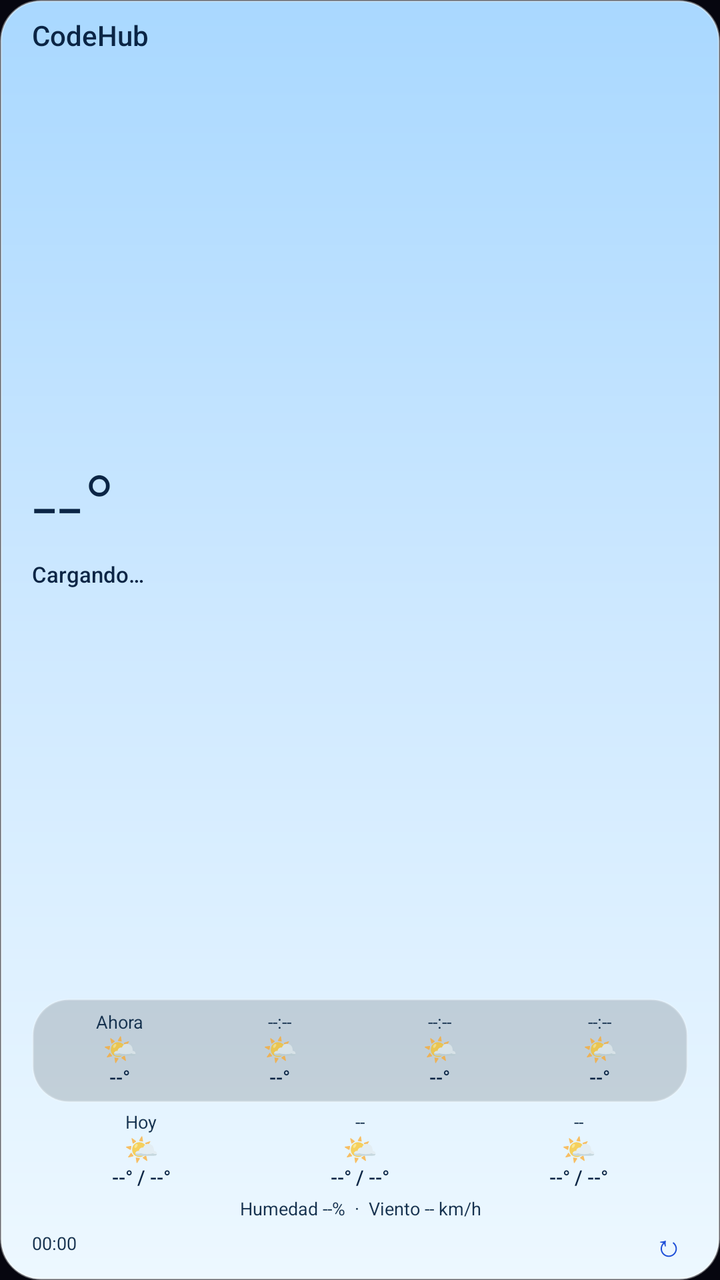
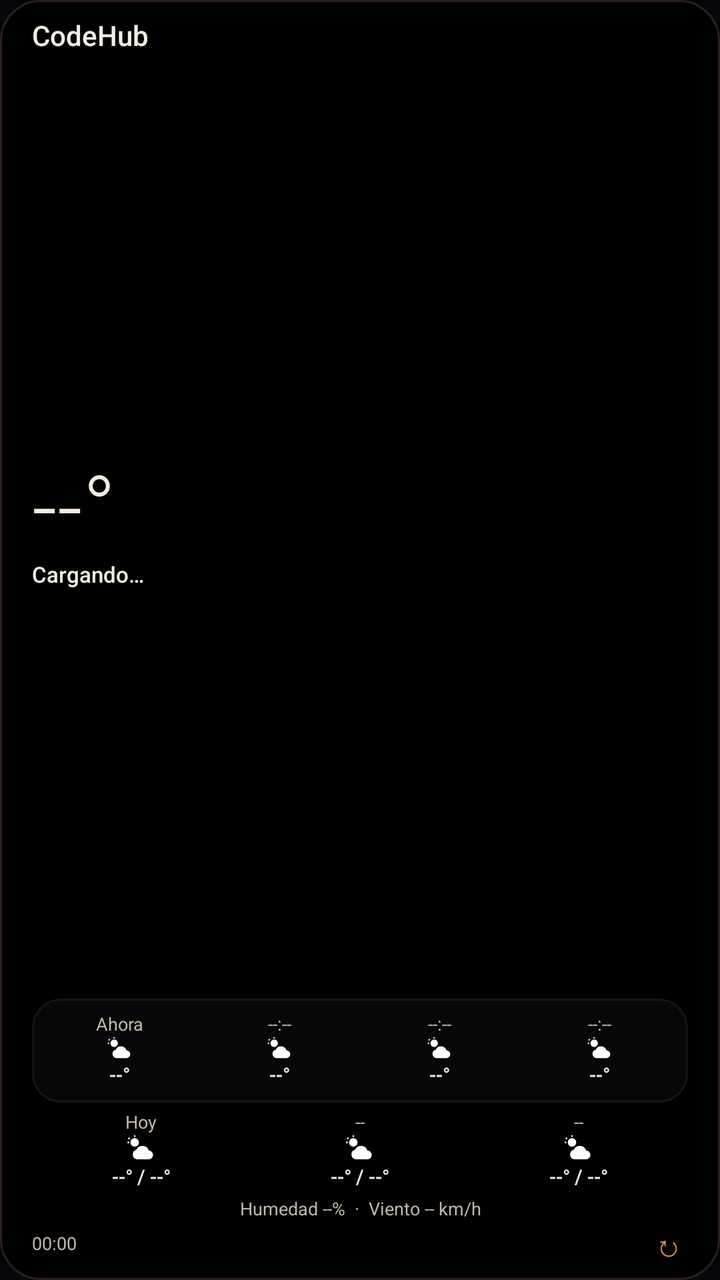

The first picture is an Android layout as it rendered before a commit; the second is the same layout after the commit. The layout source and the unified diff follow.
<!-- AndroidManifest.xml: application theme Theme.CodeHub -->
<!-- res/layout/widget_weather.xml -->
<?xml version="1.0" encoding="utf-8"?>
<FrameLayout xmlns:android="http://schemas.android.com/apk/res/android"
    android:id="@+id/widget_root"
    android:layout_width="match_parent"
    android:layout_height="match_parent"
    android:background="@drawable/widget_background">

    <ImageView
        android:id="@+id/widget_bg_image"
        android:layout_width="match_parent"
        android:layout_height="match_parent"
        android:scaleType="fitXY"
        android:contentDescription="@null" />

    <LinearLayout
        android:layout_width="match_parent"
        android:layout_height="match_parent"
        android:orientation="vertical"
        android:paddingStart="16dp"
        android:paddingTop="10dp"
        android:paddingEnd="16dp"
        android:paddingBottom="8dp">

        
        <LinearLayout
            android:layout_width="match_parent"
            android:layout_height="wrap_content"
            android:orientation="horizontal"
            android:gravity="center_vertical">

            <TextView
                android:includeFontPadding="false"
                android:id="@+id/widget_city"
                android:layout_width="0dp"
                android:layout_height="wrap_content"
                android:layout_weight="1"
                android:text="CodeHub"
                android:textColor="#0B2545"
                android:textSize="14sp"
                android:fontFamily="sans-serif-medium"
                android:maxLines="1"
                android:ellipsize="end" />

            <TextView
                android:includeFontPadding="false"
                android:id="@+id/widget_updated"
                android:layout_width="wrap_content"
                android:layout_height="wrap_content"
                android:text=""
                android:textColor="#16324F"
                android:textSize="11sp"
                android:maxLines="1" />
        </LinearLayout>

        
        <LinearLayout
            android:layout_width="match_parent"
            android:layout_height="0dp"
            android:layout_weight="1"
            android:orientation="vertical"
            android:gravity="center_vertical">

            <TextView
                android:includeFontPadding="false"
                android:id="@+id/widget_temp"
                android:layout_width="wrap_content"
                android:layout_height="wrap_content"
                android:text="--°"
                android:textColor="#0B2545"
                android:textSize="44sp"
                android:fontFamily="sans-serif-light"
                android:maxLines="1" />

            <LinearLayout
                android:layout_width="match_parent"
                android:layout_height="wrap_content"
                android:layout_marginTop="1dp"
                android:orientation="horizontal"
                android:gravity="center_vertical">

                <TextView
                    android:includeFontPadding="false"
                    android:id="@+id/widget_condition"
                    android:layout_width="0dp"
                    android:layout_height="wrap_content"
                    android:layout_weight="1"
                    android:text="Cargando…"
                    android:textColor="#0B2545"
                    android:textSize="11sp"
                    android:fontFamily="sans-serif-medium"
                    android:maxLines="1"
                    android:ellipsize="end" />

                <TextView
                    android:includeFontPadding="false"
                    android:id="@+id/widget_feels"
                    android:layout_width="wrap_content"
                    android:layout_height="wrap_content"
                    android:paddingStart="8dp"
                    android:text=""
                    android:textColor="#16324F"
                    android:textSize="10sp"
                    android:maxLines="1" />
            </LinearLayout>
        </LinearLayout>

        
        <LinearLayout
            android:id="@+id/widget_hourly"
            android:layout_width="match_parent"
            android:layout_height="52dp"
            android:layout_marginTop="3dp"
            android:orientation="horizontal"
            android:gravity="center_vertical"
            android:background="@drawable/widget_glass"
            android:paddingStart="4dp"
            android:paddingEnd="4dp"
            android:paddingTop="4dp"
            android:paddingBottom="4dp">

            <LinearLayout
                android:layout_width="0dp"
                android:layout_height="wrap_content"
                android:layout_weight="1"
                android:orientation="vertical"
                android:gravity="center">

                <TextView
                    android:includeFontPadding="false"
                    android:id="@+id/widget_h1_time"
                    android:layout_width="wrap_content"
                    android:layout_height="wrap_content"
                    android:text="Ahora"
                    android:textColor="#16324F"
                    android:textSize="9sp"
                    android:maxLines="1" />

                <TextView
                    android:includeFontPadding="false"
                    android:id="@+id/widget_h1_icon"
                    android:layout_width="wrap_content"
                    android:layout_height="wrap_content"
                    android:text="🌤️"
                    android:textSize="14sp"
                    android:maxLines="1" />

                <TextView
                    android:includeFontPadding="false"
                    android:id="@+id/widget_h1_temp"
                    android:layout_width="wrap_content"
                    android:layout_height="wrap_content"
                    android:text="--°"
                    android:textColor="#0B2545"
                    android:textSize="10sp"
                    android:fontFamily="sans-serif-medium"
                    android:maxLines="1" />
            </LinearLayout>

            <LinearLayout
                android:layout_width="0dp"
                android:layout_height="wrap_content"
                android:layout_weight="1"
                android:orientation="vertical"
                android:gravity="center">

                <TextView
                    android:includeFontPadding="false"
                    android:id="@+id/widget_h2_time"
                    android:layout_width="wrap_content"
                    android:layout_height="wrap_content"
                    android:text="--:--"
                    android:textColor="#16324F"
                    android:textSize="9sp"
                    android:maxLines="1" />

                <TextView
                    android:includeFontPadding="false"
                    android:id="@+id/widget_h2_icon"
                    android:layout_width="wrap_content"
                    android:layout_height="wrap_content"
                    android:text="🌤️"
                    android:textSize="14sp"
                    android:maxLines="1" />

                <TextView
                    android:includeFontPadding="false"
                    android:id="@+id/widget_h2_temp"
                    android:layout_width="wrap_content"
                    android:layout_height="wrap_content"
                    android:text="--°"
                    android:textColor="#0B2545"
                    android:textSize="10sp"
                    android:fontFamily="sans-serif-medium"
                    android:maxLines="1" />
            </LinearLayout>

            <LinearLayout
                android:layout_width="0dp"
                android:layout_height="wrap_content"
                android:layout_weight="1"
                android:orientation="vertical"
                android:gravity="center">

                <TextView
                    android:includeFontPadding="false"
                    android:id="@+id/widget_h3_time"
                    android:layout_width="wrap_content"
                    android:layout_height="wrap_content"
                    android:text="--:--"
                    android:textColor="#16324F"
                    android:textSize="9sp"
                    android:maxLines="1" />

                <TextView
                    android:includeFontPadding="false"
                    android:id="@+id/widget_h3_icon"
                    android:layout_width="wrap_content"
                    android:layout_height="wrap_content"
                    android:text="🌤️"
                    android:textSize="14sp"
                    android:maxLines="1" />

                <TextView
                    android:includeFontPadding="false"
                    android:id="@+id/widget_h3_temp"
                    android:layout_width="wrap_content"
                    android:layout_height="wrap_content"
                    android:text="--°"
                    android:textColor="#0B2545"
                    android:textSize="10sp"
                    android:fontFamily="sans-serif-medium"
                    android:maxLines="1" />
            </LinearLayout>

            <LinearLayout
                android:layout_width="0dp"
                android:layout_height="wrap_content"
                android:layout_weight="1"
                android:orientation="vertical"
                android:gravity="center">

                <TextView
                    android:includeFontPadding="false"
                    android:id="@+id/widget_h4_time"
                    android:layout_width="wrap_content"
                    android:layout_height="wrap_content"
                    android:text="--:--"
                    android:textColor="#16324F"
                    android:textSize="9sp"
                    android:maxLines="1" />

                <TextView
                    android:includeFontPadding="false"
                    android:id="@+id/widget_h4_icon"
                    android:layout_width="wrap_content"
                    android:layout_height="wrap_content"
                    android:text="🌤️"
                    android:textSize="14sp"
                    android:maxLines="1" />

                <TextView
                    android:includeFontPadding="false"
                    android:id="@+id/widget_h4_temp"
                    android:layout_width="wrap_content"
                    android:layout_height="wrap_content"
                    android:text="--°"
                    android:textColor="#0B2545"
                    android:textSize="10sp"
                    android:fontFamily="sans-serif-medium"
                    android:maxLines="1" />
            </LinearLayout>
        </LinearLayout>

        
        <LinearLayout
            android:id="@+id/widget_daily"
            android:layout_width="match_parent"
            android:layout_height="44dp"
            android:layout_marginTop="2dp"
            android:orientation="horizontal"
            android:gravity="center_vertical">

            <LinearLayout
                android:layout_width="0dp"
                android:layout_height="wrap_content"
                android:layout_weight="1"
                android:orientation="vertical"
                android:gravity="center">

                <TextView
                    android:includeFontPadding="false"
                    android:id="@+id/widget_d1_day"
                    android:layout_width="wrap_content"
                    android:layout_height="wrap_content"
                    android:text="Hoy"
                    android:textColor="#16324F"
                    android:textSize="9sp"
                    android:maxLines="1" />

                <TextView
                    android:includeFontPadding="false"
                    android:id="@+id/widget_d1_icon"
                    android:layout_width="wrap_content"
                    android:layout_height="wrap_content"
                    android:text="🌤️"
                    android:textSize="14sp"
                    android:maxLines="1" />

                <TextView
                    android:includeFontPadding="false"
                    android:id="@+id/widget_d1_temp"
                    android:layout_width="wrap_content"
                    android:layout_height="wrap_content"
                    android:text="--° / --°"
                    android:textColor="#0B2545"
                    android:textSize="10sp"
                    android:fontFamily="sans-serif-medium"
                    android:maxLines="1" />
            </LinearLayout>

            <LinearLayout
                android:layout_width="0dp"
                android:layout_height="wrap_content"
                android:layout_weight="1"
                android:orientation="vertical"
                android:gravity="center">

                <TextView
                    android:includeFontPadding="false"
                    android:id="@+id/widget_d2_day"
                    android:layout_width="wrap_content"
                    android:layout_height="wrap_content"
                    android:text="--"
                    android:textColor="#16324F"
                    android:textSize="9sp"
                    android:maxLines="1" />

                <TextView
                    android:includeFontPadding="false"
                    android:id="@+id/widget_d2_icon"
                    android:layout_width="wrap_content"
                    android:layout_height="wrap_content"
                    android:text="🌤️"
                    android:textSize="14sp"
                    android:maxLines="1" />

                <TextView
                    android:includeFontPadding="false"
                    android:id="@+id/widget_d2_temp"
                    android:layout_width="wrap_content"
                    android:layout_height="wrap_content"
                    android:text="--° / --°"
                    android:textColor="#0B2545"
                    android:textSize="10sp"
                    android:fontFamily="sans-serif-medium"
                    android:maxLines="1" />
            </LinearLayout>

            <LinearLayout
                android:layout_width="0dp"
                android:layout_height="wrap_content"
                android:layout_weight="1"
                android:orientation="vertical"
                android:gravity="center">

                <TextView
                    android:includeFontPadding="false"
                    android:id="@+id/widget_d3_day"
                    android:layout_width="wrap_content"
                    android:layout_height="wrap_content"
                    android:text="--"
                    android:textColor="#16324F"
                    android:textSize="9sp"
                    android:maxLines="1" />

                <TextView
                    android:includeFontPadding="false"
                    android:id="@+id/widget_d3_icon"
                    android:layout_width="wrap_content"
                    android:layout_height="wrap_content"
                    android:text="🌤️"
                    android:textSize="14sp"
                    android:maxLines="1" />

                <TextView
                    android:includeFontPadding="false"
                    android:id="@+id/widget_d3_temp"
                    android:layout_width="wrap_content"
                    android:layout_height="wrap_content"
                    android:text="--° / --°"
                    android:textColor="#0B2545"
                    android:textSize="10sp"
                    android:fontFamily="sans-serif-medium"
                    android:maxLines="1" />
            </LinearLayout>
        </LinearLayout>

        
        <TextView
            android:includeFontPadding="false"
            android:id="@+id/widget_details"
            android:layout_width="match_parent"
            android:layout_height="wrap_content"
            android:layout_marginTop="2dp"
            android:text="Humedad --%  ·  Viento -- km/h"
            android:textColor="#16324F"
            android:textSize="9sp"
            android:gravity="center"
            android:maxLines="1"
            android:ellipsize="end" />

        
        <LinearLayout
            android:layout_width="match_parent"
            android:layout_height="wrap_content"
            android:layout_marginTop="2dp"
            android:orientation="horizontal"
            android:gravity="center_vertical">

            <Chronometer
                android:includeFontPadding="false"
                android:id="@+id/widget_updated2"
                android:layout_width="0dp"
                android:layout_height="wrap_content"
                android:layout_weight="1"
                android:text=""
                android:textColor="#16324F"
                android:textSize="9sp"
                android:maxLines="1" />

            <ProgressBar
                android:id="@+id/widget_refresh_progress"
                style="?android:attr/progressBarStyleSmall"
                android:layout_width="14dp"
                android:layout_height="14dp"
                android:visibility="gone" />

            <TextView
                android:includeFontPadding="false"
                android:id="@+id/widget_refresh"
                android:layout_width="20dp"
                android:layout_height="20dp"
                android:gravity="center"
                android:text="↻"
                android:textColor="#1D4ED8"
                android:textSize="15sp"
                android:contentDescription="Actualizar clima" />
        </LinearLayout>
    </LinearLayout>
</FrameLayout>
<!-- resources referenced by this layout -->
<resources>
  <!-- drawable widget_background (drawable) -->
  <?xml version="1.0" encoding="utf-8"?>
  <shape xmlns:android="http://schemas.android.com/apk/res/android"
      android:shape="rectangle">
      <gradient
          android:angle="270"
          android:startColor="#FFA9D8FF"
          android:centerColor="#FFCFE9FF"
          android:endColor="#FFEDF8FF" />
      <corners android:radius="20dp" />
      <stroke
          android:width="1dp"
          android:color="#66FFFFFF" />
  </shape>
  <!-- drawable widget_glass (drawable) -->
  <?xml version="1.0" encoding="utf-8"?>
  <shape xmlns:android="http://schemas.android.com/apk/res/android"
      android:shape="rectangle">
      <corners android:radius="18dp" />
      <solid android:color="#26000000" />
      <stroke
          android:width="1dp"
          android:color="#33FFFFFF" />
  </shape>
  <style name="Theme.CodeHub" parent="android:Theme.Material.NoActionBar">
          <item name="android:colorPrimary">#2f80ed</item>
          <item name="android:colorPrimaryDark">#080810</item>
          <item name="android:colorAccent">#2f80ed</item>
          <item name="android:windowBackground">#080810</item>
          <item name="android:statusBarColor">#080810</item>
          <item name="android:navigationBarColor">#080810</item>
          <item name="android:windowFullscreen">false</item>
          <item name="android:windowTranslucentStatus">false</item>
          <item name="android:windowTranslucentNavigation">false</item>
      </style>
</resources>

<!-- the commit's change to res/layout/widget_weather.xml (unified diff, before → after) -->
@@ -35,7 +35,7 @@
                 android:layout_height="wrap_content"
                 android:layout_weight="1"
                 android:text="CodeHub"
-                android:textColor="#0B2545"
+                android:textColor="#F4ECE1"
                 android:textSize="14sp"
                 android:fontFamily="sans-serif-medium"
                 android:maxLines="1"
@@ -47,7 +47,7 @@
                 android:layout_width="wrap_content"
                 android:layout_height="wrap_content"
                 android:text=""
-                android:textColor="#16324F"
+                android:textColor="#C2B6A8"
                 android:textSize="11sp"
                 android:maxLines="1" />
         </LinearLayout>
@@ -66,7 +66,7 @@
                 android:layout_width="wrap_content"
                 android:layout_height="wrap_content"
                 android:text="--°"
-                android:textColor="#0B2545"
+                android:textColor="#F4ECE1"
                 android:textSize="44sp"
                 android:fontFamily="sans-serif-light"
                 android:maxLines="1" />
@@ -85,7 +85,7 @@
                     android:layout_height="wrap_content"
                     android:layout_weight="1"
                     android:text="Cargando…"
-                    android:textColor="#0B2545"
+                    android:textColor="#F4ECE1"
                     android:textSize="11sp"
                     android:fontFamily="sans-serif-medium"
                     android:maxLines="1"
@@ -98,7 +98,7 @@
                     android:layout_height="wrap_content"
                     android:paddingStart="8dp"
                     android:text=""
-                    android:textColor="#16324F"
+                    android:textColor="#C2B6A8"
                     android:textSize="10sp"
                     android:maxLines="1" />
             </LinearLayout>
@@ -131,18 +131,16 @@
                     android:layout_width="wrap_content"
                     android:layout_height="wrap_content"
                     android:text="Ahora"
-                    android:textColor="#16324F"
-                    android:textSize="9sp"
-                    android:maxLines="1" />
-
-                <TextView
-                    android:includeFontPadding="false"
+                    android:textColor="#C2B6A8"
+                    android:textSize="9sp"
+                    android:maxLines="1" />
+
+                <ImageView
                     android:id="@+id/widget_h1_icon"
-                    android:layout_width="wrap_content"
-                    android:layout_height="wrap_content"
-                    android:text="🌤️"
-                    android:textSize="14sp"
-                    android:maxLines="1" />
+                    android:layout_width="14dp"
+                    android:layout_height="14dp"
+                    android:contentDescription="@null"
+                    android:src="@drawable/ic_wx_partly" />
 
                 <TextView
                     android:includeFontPadding="false"
@@ -150,7 +148,7 @@
                     android:layout_width="wrap_content"
                     android:layout_height="wrap_content"
                     android:text="--°"
-                    android:textColor="#0B2545"
+                    android:textColor="#F4ECE1"
                     android:textSize="10sp"
                     android:fontFamily="sans-serif-medium"
                     android:maxLines="1" />
@@ -169,18 +167,16 @@
                     android:layout_width="wrap_content"
                     android:layout_height="wrap_content"
                     android:text="--:--"
-                    android:textColor="#16324F"
-                    android:textSize="9sp"
-                    android:maxLines="1" />
-
-                <TextView
-                    android:includeFontPadding="false"
+                    android:textColor="#C2B6A8"
+                    android:textSize="9sp"
+                    android:maxLines="1" />
+
+                <ImageView
                     android:id="@+id/widget_h2_icon"
-                    android:layout_width="wrap_content"
-                    android:layout_height="wrap_content"
-                    android:text="🌤️"
-                    android:textSize="14sp"
-                    android:maxLines="1" />
+                    android:layout_width="14dp"
+                    android:layout_height="14dp"
+                    android:contentDescription="@null"
+                    android:src="@drawable/ic_wx_partly" />
 
                 <TextView
                     android:includeFontPadding="false"
@@ -188,7 +184,7 @@
                     android:layout_width="wrap_content"
                     android:layout_height="wrap_content"
                     android:text="--°"
-                    android:textColor="#0B2545"
+                    android:textColor="#F4ECE1"
                     android:textSize="10sp"
                     android:fontFamily="sans-serif-medium"
                     android:maxLines="1" />
@@ -207,18 +203,16 @@
                     android:layout_width="wrap_content"
                     android:layout_height="wrap_content"
                     android:text="--:--"
-                    android:textColor="#16324F"
-                    android:textSize="9sp"
-                    android:maxLines="1" />
-
-                <TextView
-                    android:includeFontPadding="false"
+                    android:textColor="#C2B6A8"
+                    android:textSize="9sp"
+                    android:maxLines="1" />
+
+                <ImageView
                     android:id="@+id/widget_h3_icon"
-                    android:layout_width="wrap_content"
-                    android:layout_height="wrap_content"
-                    android:text="🌤️"
-                    android:textSize="14sp"
-                    android:maxLines="1" />
+                    android:layout_width="14dp"
+                    android:layout_height="14dp"
+                    android:contentDescription="@null"
+                    android:src="@drawable/ic_wx_partly" />
 
                 <TextView
                     android:includeFontPadding="false"
@@ -226,7 +220,7 @@
                     android:layout_width="wrap_content"
                     android:layout_height="wrap_content"
                     android:text="--°"
-                    android:textColor="#0B2545"
+                    android:textColor="#F4ECE1"
                     android:textSize="10sp"
                     android:fontFamily="sans-serif-medium"
                     android:maxLines="1" />
@@ -245,18 +239,16 @@
                     android:layout_width="wrap_content"
                     android:layout_height="wrap_content"
                     android:text="--:--"
-                    android:textColor="#16324F"
-                    android:textSize="9sp"
-                    android:maxLines="1" />
-
-                <TextView
-                    android:includeFontPadding="false"
+                    android:textColor="#C2B6A8"
+                    android:textSize="9sp"
+                    android:maxLines="1" />
+
+                <ImageView
                     android:id="@+id/widget_h4_icon"
-                    android:layout_width="wrap_content"
-                    android:layout_height="wrap_content"
-                    android:text="🌤️"
-                    android:textSize="14sp"
-                    android:maxLines="1" />
+                    android:layout_width="14dp"
+                    android:layout_height="14dp"
+                    android:contentDescription="@null"
+                    android:src="@drawable/ic_wx_partly" />
 
                 <TextView
                     android:includeFontPadding="false"
@@ -264,7 +256,7 @@
                     android:layout_width="wrap_content"
                     android:layout_height="wrap_content"
                     android:text="--°"
-                    android:textColor="#0B2545"
+                    android:textColor="#F4ECE1"
                     android:textSize="10sp"
                     android:fontFamily="sans-serif-medium"
                     android:maxLines="1" />
@@ -293,18 +285,16 @@
                     android:layout_width="wrap_content"
                     android:layout_height="wrap_content"
                     android:text="Hoy"
-                    android:textColor="#16324F"
-                    android:textSize="9sp"
-                    android:maxLines="1" />
-
-                <TextView
-                    android:includeFontPadding="false"
+                    android:textColor="#C2B6A8"
+                    android:textSize="9sp"
+                    android:maxLines="1" />
+
+                <ImageView
                     android:id="@+id/widget_d1_icon"
-                    android:layout_width="wrap_content"
-                    android:layout_height="wrap_content"
-                    android:text="🌤️"
-                    android:textSize="14sp"
-                    android:maxLines="1" />
+                    android:layout_width="16dp"
+                    android:layout_height="16dp"
+                    android:contentDescription="@null"
+                    android:src="@drawable/ic_wx_partly" />
 
                 <TextView
                     android:includeFontPadding="false"
@@ -312,7 +302,7 @@
                     android:layout_width="wrap_content"
                     android:layout_height="wrap_content"
                     android:text="--° / --°"
-                    android:textColor="#0B2545"
+                    android:textColor="#F4ECE1"
                     android:textSize="10sp"
                     android:fontFamily="sans-serif-medium"
                     android:maxLines="1" />
@@ -331,18 +321,16 @@
                     android:layout_width="wrap_content"
                     android:layout_height="wrap_content"
                     android:text="--"
-                    android:textColor="#16324F"
-                    android:textSize="9sp"
-                    android:maxLines="1" />
-
-                <TextView
-                    android:includeFontPadding="false"
+                    android:textColor="#C2B6A8"
+                    android:textSize="9sp"
+                    android:maxLines="1" />
+
+                <ImageView
                     android:id="@+id/widget_d2_icon"
-                    android:layout_width="wrap_content"
-                    android:layout_height="wrap_content"
-                    android:text="🌤️"
-                    android:textSize="14sp"
-                    android:maxLines="1" />
+                    android:layout_width="16dp"
+                    android:layout_height="16dp"
+                    android:contentDescription="@null"
+                    android:src="@drawable/ic_wx_partly" />
 
                 <TextView
                     android:includeFontPadding="false"
@@ -350,7 +338,7 @@
                     android:layout_width="wrap_content"
                     android:layout_height="wrap_content"
                     android:text="--° / --°"
-                    android:textColor="#0B2545"
+                    android:textColor="#F4ECE1"
                     android:textSize="10sp"
                     android:fontFamily="sans-serif-medium"
                     android:maxLines="1" />
@@ -369,18 +357,16 @@
                     android:layout_width="wrap_content"
                     android:layout_height="wrap_content"
                     android:text="--"
-                    android:textColor="#16324F"
-                    android:textSize="9sp"
-                    android:maxLines="1" />
-
-                <TextView
-                    android:includeFontPadding="false"
+                    android:textColor="#C2B6A8"
+                    android:textSize="9sp"
+                    android:maxLines="1" />
+
+                <ImageView
                     android:id="@+id/widget_d3_icon"
-                    android:layout_width="wrap_content"
-                    android:layout_height="wrap_content"
-                    android:text="🌤️"
-                    android:textSize="14sp"
-                    android:maxLines="1" />
+                    android:layout_width="16dp"
+                    android:layout_height="16dp"
+                    android:contentDescription="@null"
+                    android:src="@drawable/ic_wx_partly" />
 
                 <TextView
                     android:includeFontPadding="false"
@@ -388,7 +374,7 @@
                     android:layout_width="wrap_content"
                     android:layout_height="wrap_content"
                     android:text="--° / --°"
-                    android:textColor="#0B2545"
+                    android:textColor="#F4ECE1"
                     android:textSize="10sp"
                     android:fontFamily="sans-serif-medium"
                     android:maxLines="1" />
@@ -403,7 +389,7 @@
             android:layout_height="wrap_content"
             android:layout_marginTop="2dp"
             android:text="Humedad --%  ·  Viento -- km/h"
-            android:textColor="#16324F"
+            android:textColor="#C2B6A8"
             android:textSize="9sp"
             android:gravity="center"
             android:maxLines="1"
@@ -424,7 +410,7 @@
                 android:layout_height="wrap_content"
                 android:layout_weight="1"
                 android:text=""
-                android:textColor="#16324F"
+                android:textColor="#C2B6A8"
                 android:textSize="9sp"
                 android:maxLines="1" />
 
@@ -442,7 +428,7 @@
                 android:layout_height="20dp"
                 android:gravity="center"
                 android:text="↻"
-                android:textColor="#1D4ED8"
+                android:textColor="#D98A67"
                 android:textSize="15sp"
                 android:contentDescription="Actualizar clima" />
         </LinearLayout>
<!-- resource entries referenced after the edit -->
@@ -1,28 +1,43 @@
 <!-- resources referenced by this layout -->
 <resources>
+  <!-- drawable ic_wx_partly (drawable) -->
+  <?xml version="1.0" encoding="utf-8"?>
+  <vector xmlns:android="http://schemas.android.com/apk/res/android"
+      android:width="24dp"
+      android:height="24dp"
+      android:viewportWidth="24"
+      android:viewportHeight="24">
+      <path
+          android:fillColor="#FFFFFFFF"
+          android:pathData="M7,3.6A3.2,3.2 0 1,0 7,10A3.2,3.2 0 1,0 7,3.6Z" />
+      <path
+          android:pathData="M7,1.5L7,2.6M2.4,3.4L3.2,4.2M1.6,6.8L2.7,6.8"
+          android:strokeColor="#FFFFFFFF"
+          android:strokeLinecap="round"
+          android:strokeWidth="1.3" />
+      <path
+          android:fillColor="#FFFFFFFF"
+          android:pathData="M8.6,19.5H17.4A3.3,3.3 0 0,0 17.6,12.9A5,5 0 0,0 8.3,12.3A3.7,3.7 0 0,0 8.6,19.5Z" />
+  </vector>
   <!-- drawable widget_background (drawable) -->
   <?xml version="1.0" encoding="utf-8"?>
   <shape xmlns:android="http://schemas.android.com/apk/res/android"
       android:shape="rectangle">
-      <gradient
-          android:angle="270"
-          android:startColor="#FFA9D8FF"
-          android:centerColor="#FFCFE9FF"
-          android:endColor="#FFEDF8FF" />
+      <solid android:color="#FF000000" />
       <corners android:radius="20dp" />
       <stroke
           android:width="1dp"
-          android:color="#66FFFFFF" />
+          android:color="#33D98A67" />
   </shape>
   <!-- drawable widget_glass (drawable) -->
   <?xml version="1.0" encoding="utf-8"?>
   <shape xmlns:android="http://schemas.android.com/apk/res/android"
       android:shape="rectangle">
-      <corners android:radius="18dp" />
-      <solid android:color="#26000000" />
+      <corners android:radius="14dp" />
+      <solid android:color="#E608080A" />
       <stroke
           android:width="1dp"
-          android:color="#33FFFFFF" />
+          android:color="#14F4ECE1" />
   </shape>
   <style name="Theme.CodeHub" parent="android:Theme.Material.NoActionBar">
           <item name="android:colorPrimary">#2f80ed</item>
